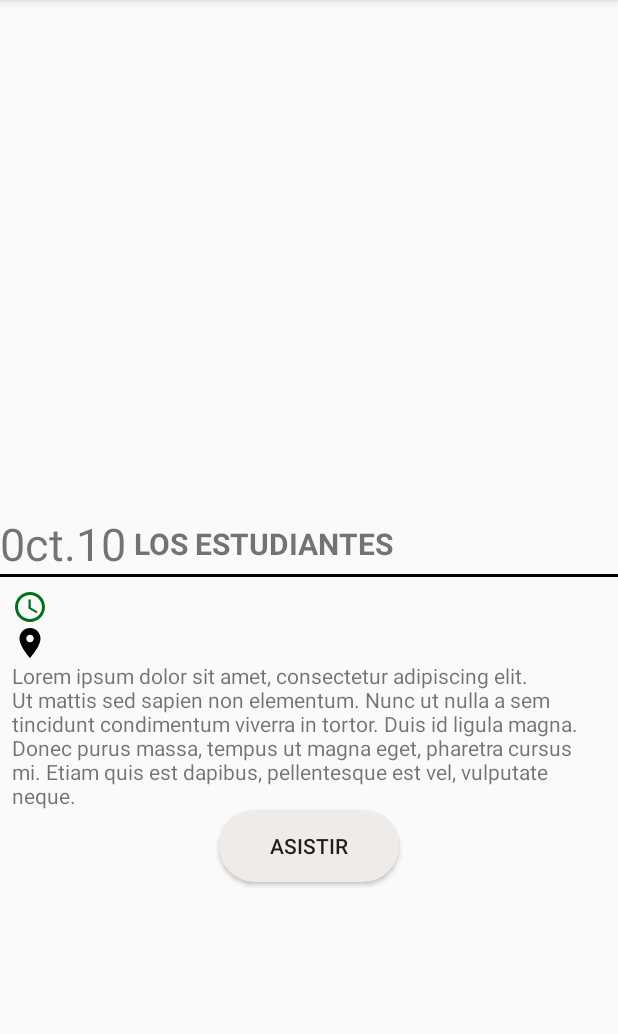
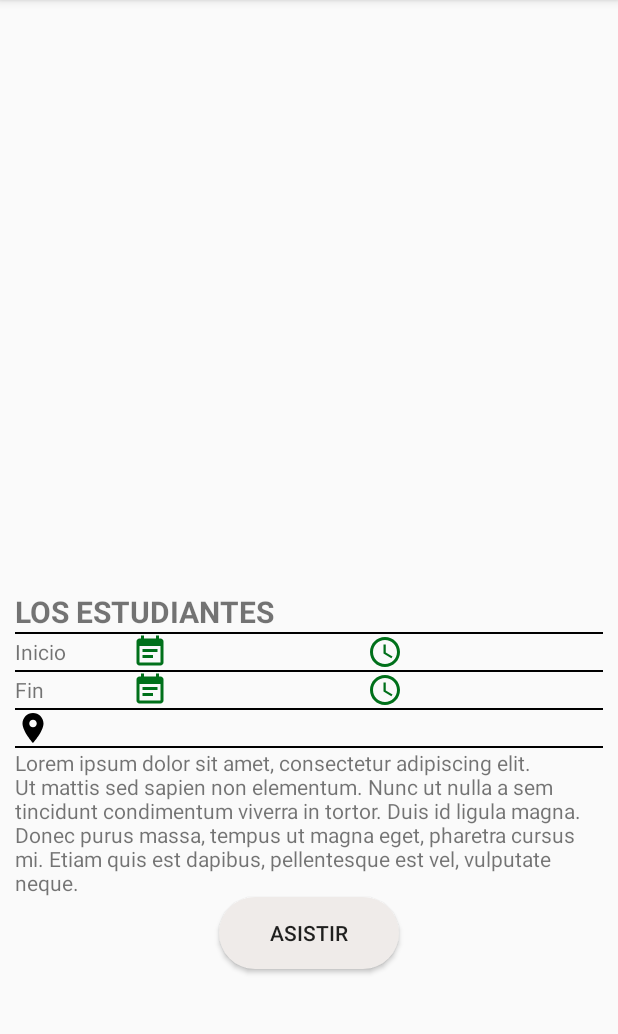
Before and after one commit to gio96/MeetUpUdea, an Android app: the ShowEventActivity screen opened directly, with no data from a screen before it, on a phone screen of 412 x 824 dp, the part 84-1118 px from its top. Run offline under Robolectric (Android 15) with nearby library versions, the phone set to English and light mode, and no system bars; our stand-ins replace Firebase (no records; nobody signed in at launch, a user with empty details on screens opened directly), Picasso; 6 statements that could not run were skipped.

Commit message:
ChangesShowEvent

```diff
--- a/app/src/main/java/com/example/galonsogomez/meetupudea/ShowEventActivity.java
+++ b/app/src/main/java/com/example/galonsogomez/meetupudea/ShowEventActivity.java
@@ -1,9 +1,7 @@
 package com.example.galonsogomez.meetupudea;
 
-import android.content.Context;
 import android.support.v7.app.AppCompatActivity;
 import android.os.Bundle;
-import android.util.Log;
 import android.view.View;
 import android.widget.ImageView;
 import android.widget.TextView;
--- a/app/src/main/res/layout/activity_show_event.xml
+++ b/app/src/main/res/layout/activity_show_event.xml
@@ -33,33 +33,13 @@
             android:layout_alignParentStart="true"
             android:orientation="horizontal">
 
-            <TextView
-                android:id="@+id/text_Date_Show_Event"
-                android:layout_width="wrap_content"
-                android:layout_height="match_parent"
-                android:gravity="center"
-                android:text="0ct.10"
-                android:textSize="30dp"
-                android:paddingRight="5dp"/>
-
-            <TextView
-                android:id="@+id/text_Title_Show_Event"
-                android:layout_width="wrap_content"
-                android:layout_height="match_parent"
-                android:gravity="center"
-                android:text="Los estudiantes"
-                android:textSize="20dp"
-                android:textStyle="bold"
-                android:textAllCaps="true"/>
-
         </LinearLayout>
     </RelativeLayout>
 
     <View
         android:id="@+id/view"
         android:layout_width="match_parent"
-        android:layout_height="2dp"
-        android:background="#000000"
+        android:layout_height="0dp"
         android:layout_centerVertical="true" />
 
     <LinearLayout
@@ -67,17 +47,83 @@
         android:layout_width="match_parent"
         android:layout_height="match_parent"
         android:layout_below="@+id/view"
-        android:padding="8dp"
-        android:orientation="vertical">
+        android:orientation="vertical"
+        android:layout_margin="10dp">
 
         <TextView
-            android:id="@+id/text_Hour_Show_Event"
+            android:id="@+id/text_Title_Show_Event"
             android:layout_width="match_parent"
             android:layout_height="wrap_content"
-            android:layout_gravity="center_vertical"
-            android:drawableLeft="@drawable/ic_access_time_black_24dp"
-            />
+            android:text="Los estudiantes"
+            android:textSize="20dp"
+            android:textStyle="bold"
+            android:textAllCaps="true"/>
 
+        <View style="@style/dividerHorizontal"/>
+
+        <LinearLayout
+            android:layout_width="match_parent"
+            android:layout_height="wrap_content"
+            android:orientation="horizontal">
+
+            <TextView
+                android:layout_width="0dp"
+                android:layout_height="wrap_content"
+                android:text="Inicio"
+                android:layout_gravity="center_vertical"
+                android:layout_weight="1"/>
+
+            <TextView
+                android:id="@+id/text_Date_Show_Event"
+                android:layout_width="0dp"
+                android:layout_height="wrap_content"
+                android:layout_gravity="center_vertical"
+                android:layout_weight="2"
+                android:drawableLeft="@drawable/ic_event_note_black_24dp"
+                />
+
+            <TextView
+                android:id="@+id/text_Hour_Show_Event"
+                android:layout_width="0dp"
+                android:layout_height="wrap_content"
+                android:layout_gravity="center_vertical"
+                android:layout_weight="2"
+                android:drawableLeft="@drawable/ic_access_time_black_24dp"
+                />
+
+        </LinearLayout>
+
+        <View style="@style/dividerHorizontal"/>
+
+        <LinearLayout
+            android:layout_width="match_parent"
+            android:layout_height="wrap_content"
+            android:orientation="horizontal">
+
+            <TextView
+                android:layout_width="0dp"
+                android:layout_height="wrap_content"
+                android:text="Fin"
+                android:layout_gravity="center_vertical"
+                android:layout_weight="1"/>
+
+            <TextView
+                android:layout_width="0dp"
+                android:layout_height="wrap_content"
+                android:layout_gravity="center_vertical"
+                android:layout_weight="2"
+                android:drawableLeft="@drawable/ic_event_note_black_24dp" />
+
+            <TextView
+                android:layout_width="0dp"
+                android:layout_height="wrap_content"
+                android:layout_gravity="center_vertical"
+                android:layout_weight="2"
+                android:drawableLeft="@drawable/ic_access_time_black_24dp" />
+
+        </LinearLayout>
+
+        <View style="@style/dividerHorizontal"/>
 
         <android.support.v7.widget.AppCompatTextView
             android:id="@+id/text_Place_Show_Event"
@@ -85,7 +131,7 @@
             android:layout_height="wrap_content"
             android:drawableLeft="@drawable/ic_place_black_24dp"/>
 
-
+        <View style="@style/dividerHorizontal"/>
 
         <TextView
             android:id="@+id/text_Description_Show_Event"
--- a/app/src/main/res/values/colors.xml
+++ b/app/src/main/res/values/colors.xml
@@ -5,5 +5,6 @@
     <color name="colorAccent">#76d275</color>
     <color name="colorGrey">#efebe9</color>
     <color name="colorGrey2">#efebe9</color>
+    <color name="darkGrayDivider">#c0c0c0</color>
 
 </resources>
--- a/app/src/main/res/values/styles.xml
+++ b/app/src/main/res/values/styles.xml
@@ -17,4 +17,12 @@
 
     <style name="AppTheme.PopupOverlay" parent="ThemeOverlay.AppCompat.Light" />
 
+    <style name="dividerHorizontal">
+        <item name="android:layout_width">match_parent</item>
+        <item name="android:layout_height">1dp</item>
+        <item name="android:background">#000000</item>
+        <item name="android:dividerPadding">5dp</item>
+        <item name="android:showDividers">end</item>
+    </style>
+
 </resources>
```
